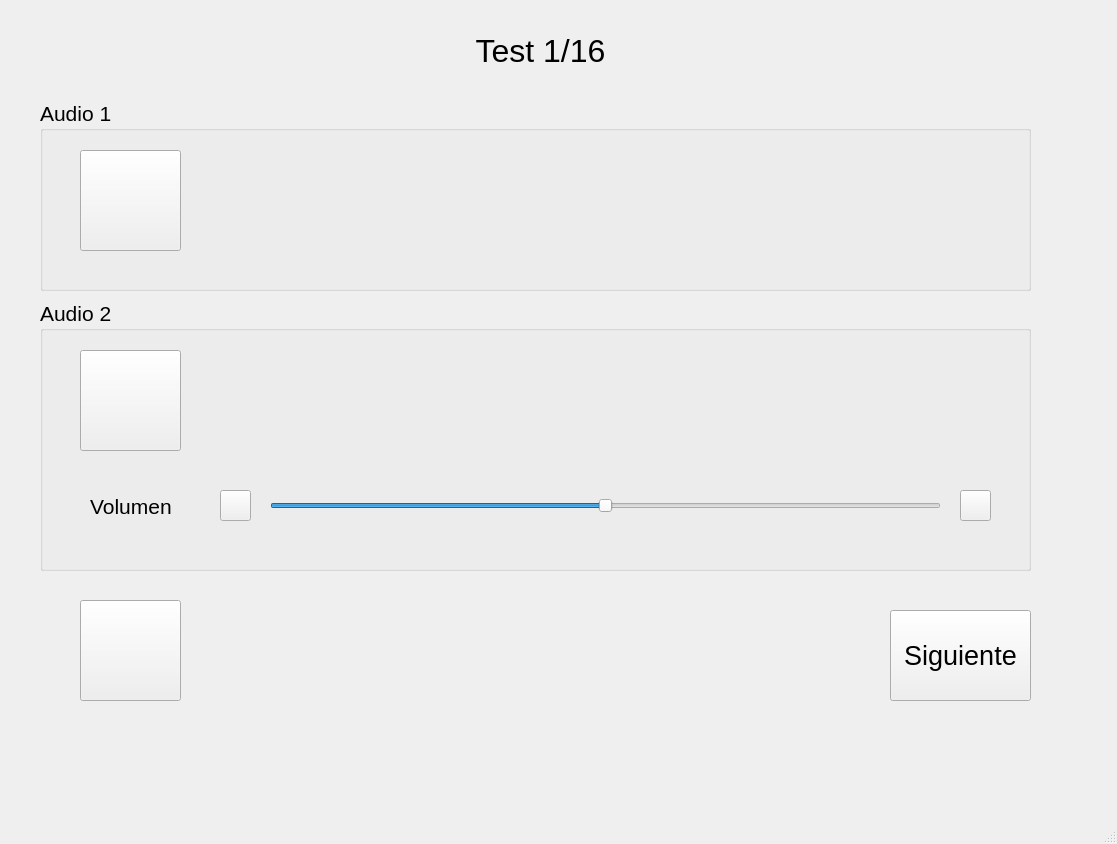
Qt form GUI/pse_gui.ui (juanmartinvk/PSE_TEST) before a commit.
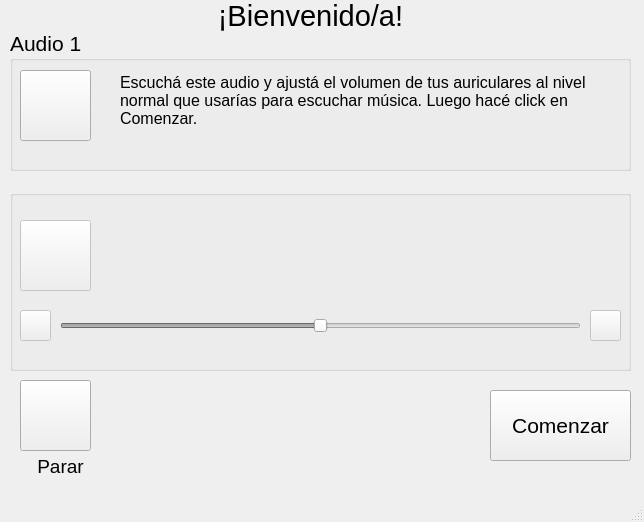
The same form after that commit. Icons and pictures are not drawn.

Commit message: gui display scaling

Patch:
```diff
--- a/GUI/pse_gui.ui
+++ b/GUI/pse_gui.ui
@@ -6,8 +6,8 @@
    <rect>
     <x>0</x>
     <y>0</y>
-    <width>1117</width>
-    <height>844</height>
+    <width>644</width>
+    <height>522</height>
    </rect>
   </property>
   <property name="windowTitle">
@@ -17,10 +17,10 @@
    <widget class="QPushButton" name="stopButton">
     <property name="geometry">
      <rect>
-      <x>80</x>
-      <y>600</y>
-      <width>101</width>
-      <height>101</height>
+      <x>20</x>
+      <y>380</y>
+      <width>71</width>
+      <height>71</height>
      </rect>
     </property>
     <property name="font">
@@ -37,57 +37,60 @@
     </property>
     <property name="iconSize">
      <size>
-      <width>96</width>
-      <height>96</height>
+      <width>64</width>
+      <height>64</height>
      </size>
     </property>
    </widget>
    <widget class="QPushButton" name="nextButton">
     <property name="geometry">
      <rect>
-      <x>890</x>
-      <y>610</y>
+      <x>490</x>
+      <y>390</y>
       <width>141</width>
-      <height>91</height>
+      <height>71</height>
      </rect>
     </property>
     <property name="font">
      <font>
-      <pointsize>20</pointsize>
+      <pointsize>16</pointsize>
      </font>
     </property>
     <property name="text">
-     <string>Siguiente</string>
+     <string>Comenzar</string>
     </property>
    </widget>
    <widget class="QLabel" name="testNumLabel">
     <property name="geometry">
      <rect>
-      <x>430</x>
-      <y>30</y>
-      <width>221</width>
-      <height>41</height>
+      <x>100</x>
+      <y>0</y>
+      <width>421</width>
+      <height>31</height>
      </rect>
     </property>
     <property name="font">
      <font>
-      <pointsize>24</pointsize>
+      <pointsize>22</pointsize>
      </font>
     </property>
     <property name="text">
-     <string>Test 1/16</string>
+     <string>¡Bienvenido/a!</string>
     </property>
     <property name="alignment">
      <set>Qt::AlignCenter</set>
     </property>
    </widget>
-   <widget class="QGroupBox" name="groupBox">
+   <widget class="QGroupBox" name="audioBox2">
+    <property name="enabled">
+     <bool>false</bool>
+    </property>
     <property name="geometry">
      <rect>
-      <x>40</x>
-      <y>300</y>
-      <width>991</width>
-      <height>271</height>
+      <x>10</x>
+      <y>190</y>
+      <width>621</width>
+      <height>181</height>
      </rect>
     </property>
     <property name="font">
@@ -96,15 +99,18 @@
      </font>
     </property>
     <property name="title">
-     <string>Audio 2</string>
+     <string/>
     </property>
     <widget class="QSlider" name="volumeControl">
+     <property name="enabled">
+      <bool>false</bool>
+     </property>
      <property name="geometry">
       <rect>
-       <x>230</x>
-       <y>190</y>
-       <width>671</width>
-       <height>32</height>
+       <x>50</x>
+       <y>120</y>
+       <width>521</width>
+       <height>31</height>
       </rect>
      </property>
      <property name="minimum">
@@ -120,10 +126,10 @@
     <widget class="QPushButton" name="playButton2">
      <property name="geometry">
       <rect>
-       <x>40</x>
-       <y>50</y>
-       <width>101</width>
-       <height>101</height>
+       <x>10</x>
+       <y>30</y>
+       <width>71</width>
+       <height>71</height>
       </rect>
      </property>
      <property name="font">
@@ -140,29 +146,37 @@
      </property>
      <property name="iconSize">
       <size>
-       <width>96</width>
-       <height>96</height>
+       <width>64</width>
+       <height>64</height>
       </size>
      </property>
     </widget>
     <widget class="QLabel" name="label">
      <property name="geometry">
       <rect>
-       <x>50</x>
-       <y>190</y>
-       <width>91</width>
+       <x>250</x>
+       <y>80</y>
+       <width>121</width>
        <height>32</height>
       </rect>
      </property>
+     <property name="font">
+      <font>
+       <pointsize>14</pointsize>
+      </font>
+     </property>
      <property name="text">
-      <string>Volumen</string>
+      <string/>
+     </property>
+     <property name="alignment">
+      <set>Qt::AlignCenter</set>
      </property>
     </widget>
     <widget class="QPushButton" name="minusVolume">
      <property name="geometry">
       <rect>
-       <x>180</x>
-       <y>190</y>
+       <x>10</x>
+       <y>120</y>
        <width>31</width>
        <height>31</height>
       </rect>
@@ -176,16 +190,16 @@
      </property>
      <property name="iconSize">
       <size>
-       <width>32</width>
-       <height>32</height>
+       <width>24</width>
+       <height>24</height>
       </size>
      </property>
     </widget>
     <widget class="QPushButton" name="plusVolume">
      <property name="geometry">
       <rect>
-       <x>920</x>
-       <y>190</y>
+       <x>580</x>
+       <y>120</y>
        <width>31</width>
        <height>31</height>
       </rect>
@@ -199,19 +213,43 @@
      </property>
      <property name="iconSize">
       <size>
-       <width>32</width>
-       <height>32</height>
+       <width>24</width>
+       <height>24</height>
       </size>
      </property>
     </widget>
+    <widget class="QLabel" name="labelAudio2">
+     <property name="geometry">
+      <rect>
+       <x>110</x>
+       <y>0</y>
+       <width>511</width>
+       <height>81</height>
+      </rect>
+     </property>
+     <property name="font">
+      <font>
+       <pointsize>12</pointsize>
+      </font>
+     </property>
+     <property name="text">
+      <string/>
+     </property>
+     <property name="wordWrap">
+      <bool>true</bool>
+     </property>
+    </widget>
    </widget>
-   <widget class="QGroupBox" name="groupBox_2">
+   <widget class="QGroupBox" name="audioBox1">
+    <property name="enabled">
+     <bool>true</bool>
+    </property>
     <property name="geometry">
      <rect>
-      <x>40</x>
-      <y>100</y>
-      <width>991</width>
-      <height>191</height>
+      <x>10</x>
+      <y>30</y>
+      <width>621</width>
+      <height>141</height>
      </rect>
     </property>
     <property name="font">
@@ -223,12 +261,15 @@
      <string>Audio 1</string>
     </property>
     <widget class="QPushButton" name="playButton1">
+     <property name="enabled">
+      <bool>true</bool>
+     </property>
      <property name="geometry">
       <rect>
-       <x>40</x>
-       <y>50</y>
-       <width>101</width>
-       <height>101</height>
+       <x>10</x>
+       <y>40</y>
+       <width>71</width>
+       <height>71</height>
       </rect>
      </property>
      <property name="font">
@@ -245,14 +286,77 @@
      </property>
      <property name="iconSize">
       <size>
-       <width>96</width>
-       <height>96</height>
+       <width>64</width>
+       <height>64</height>
       </size>
      </property>
     </widget>
+    <widget class="QLabel" name="labelAudio1">
+     <property name="geometry">
+      <rect>
+       <x>110</x>
+       <y>-10</y>
+       <width>471</width>
+       <height>161</height>
+      </rect>
+     </property>
+     <property name="font">
+      <font>
+       <pointsize>12</pointsize>
+      </font>
+     </property>
+     <property name="text">
+      <string>Escuchá este audio y ajustá el volumen de tus auriculares al nivel normal que usarías para escuchar música. Luego hacé click en Comenzar.</string>
+     </property>
+     <property name="wordWrap">
+      <bool>true</bool>
+     </property>
+    </widget>
    </widget>
-   <zorder>groupBox_2</zorder>
-   <zorder>groupBox</zorder>
+   <widget class="QLabel" name="labelNext">
+    <property name="geometry">
+     <rect>
+      <x>110</x>
+      <y>380</y>
+      <width>371</width>
+      <height>91</height>
+     </rect>
+    </property>
+    <property name="font">
+     <font>
+      <pointsize>12</pointsize>
+     </font>
+    </property>
+    <property name="text">
+     <string/>
+    </property>
+    <property name="wordWrap">
+     <bool>true</bool>
+    </property>
+   </widget>
+   <widget class="QLabel" name="labelStop">
+    <property name="geometry">
+     <rect>
+      <x>0</x>
+      <y>450</y>
+      <width>121</width>
+      <height>32</height>
+     </rect>
+    </property>
+    <property name="font">
+     <font>
+      <pointsize>14</pointsize>
+     </font>
+    </property>
+    <property name="text">
+     <string>Parar</string>
+    </property>
+    <property name="alignment">
+     <set>Qt::AlignCenter</set>
+    </property>
+   </widget>
+   <zorder>audioBox1</zorder>
+   <zorder>audioBox2</zorder>
    <zorder>stopButton</zorder>
    <zorder>nextButton</zorder>
    <zorder>testNumLabel</zorder>
```
Left out of the diff: 6 changed lines with no effect on the pictures. The commit also changes 4 other files.
